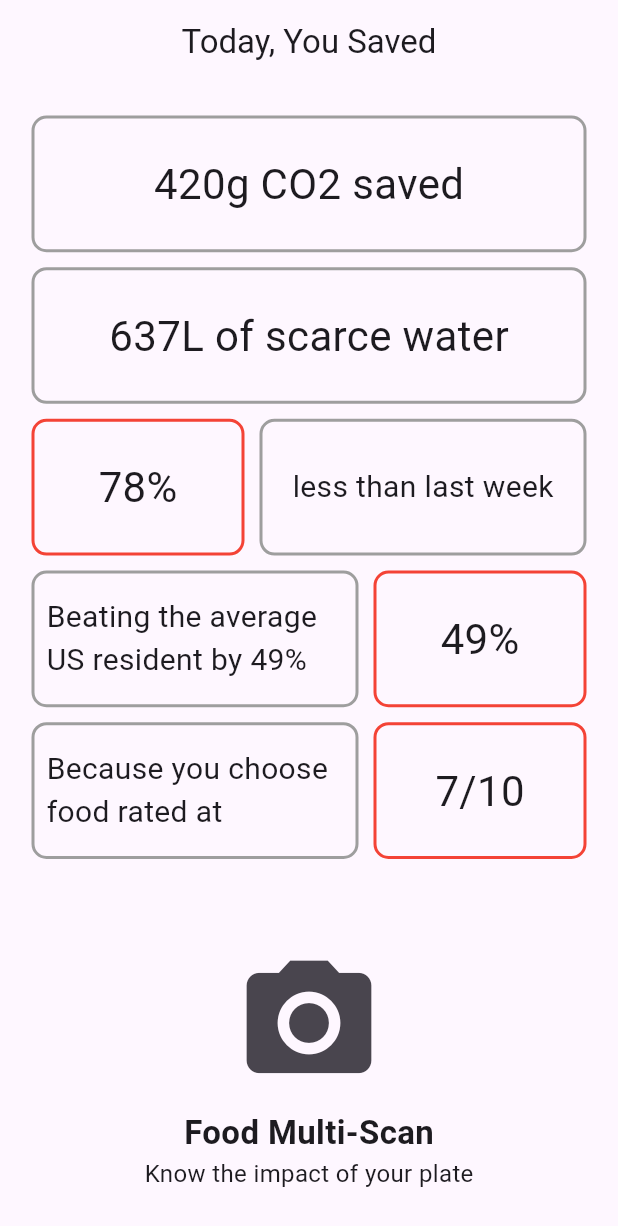
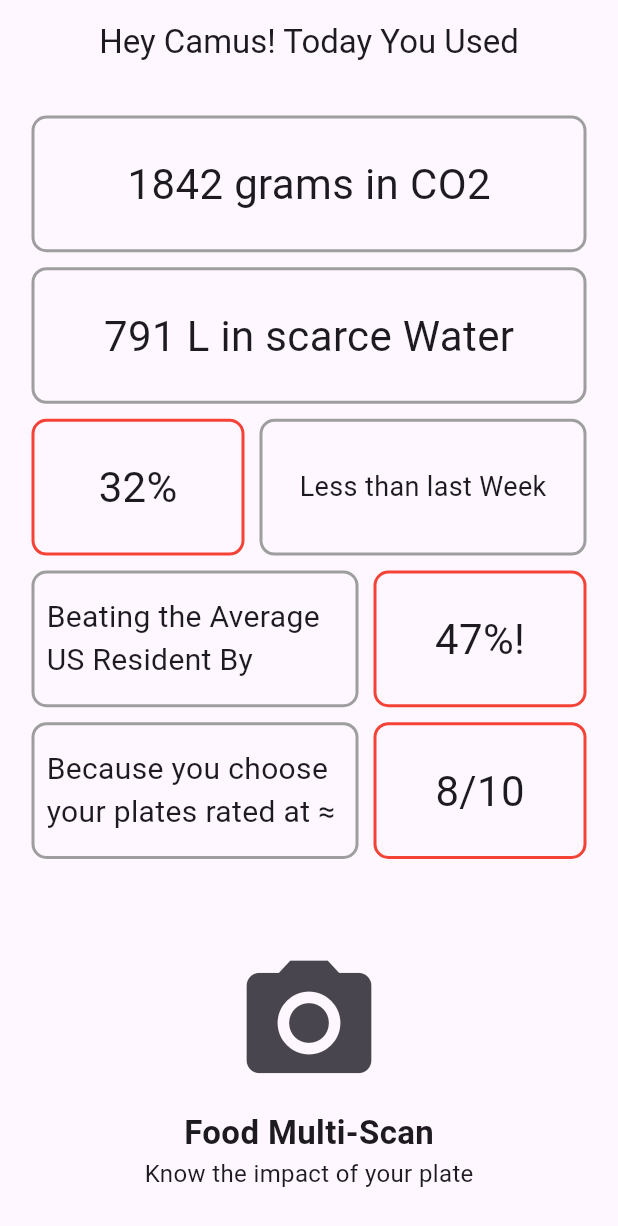
Before and after one commit to ChazBTD/GlassPlate, a Flutter app: the screen it shows after launch, on a phone screen of 412 x 824 dp. Shown: the top 1226 px of the screen. Run offline on Flutter 3.47's test engine with Material 3 defaults, Android fonts, the phone set to English and light mode, and no system bars; our stand-ins replace camera, google_generative_ai; missing offline and left inert: chat_gpt_sdk.

Commit message:
Version One (PC Tested)

```diff
--- a/lib/home_screen.dart
+++ b/lib/home_screen.dart
@@ -22,11 +22,11 @@ class _HomeScreenState extends State<HomeScreen> {
     super.initState();
     var rng = Random();
 
-    co2Saved = '${rng.nextInt(500)}g'; // Random value between 0g to 499g
-    waterSaved = '${rng.nextInt(1000)}L'; // Random value between 0L to 999L
-    percentageSaved = '${rng.nextInt(100)}%'; // Random value between 0% to 99%
-    beatingUSAverage = '${rng.nextInt(100)}%'; // Random value between 0% to 99%
-    foodRating = '${rng.nextInt(10) + 1}/10'; // Random value between 1/10 to 10/10
+    co2Saved = '1842 grams'; // Random value between 0g to 499g
+    waterSaved = '791 L'; // Random value between 0L to 999L
+    percentageSaved = '32%'; // Random value between 0% to 99%
+    beatingUSAverage = '47%!'; // Random value between 0% to 99%
+    foodRating = '8/10'; // Random value between 1/10 to 10/10
     setState(() {
 
     });
@@ -36,7 +36,7 @@ class _HomeScreenState extends State<HomeScreen> {
   Widget build(BuildContext context) {
     return Scaffold(
       appBar: AppBar(
-        title: Text('Today, You Saved'),
+        title: Text('Hey Camus! Today You Used'),
         centerTitle: true,
       ),
       body: Column(
@@ -63,7 +63,7 @@ class _HomeScreenState extends State<HomeScreen> {
                         ),
                         borderRadius: BorderRadius.circular(10), // Adjust the radius as needed
                       ),
-                      child: Text('$co2Saved CO2 saved', style: TextStyle(fontSize: 28)),
+                      child: Text('$co2Saved in CO2', style: TextStyle(fontSize: 28)),
                     ),
                   ),
                   Expanded(
@@ -79,7 +79,7 @@ class _HomeScreenState extends State<HomeScreen> {
                         ),
                         borderRadius: BorderRadius.circular(10), // Adjust the radius as needed
                       ),
-                      child: Text('$waterSaved of scarce water', style: TextStyle(fontSize: 28)),
+                      child: Text('$waterSaved in scarce Water', style: TextStyle(fontSize: 28)),
                     ),
                   ),
                   Expanded(
@@ -114,7 +114,7 @@ class _HomeScreenState extends State<HomeScreen> {
                               ),
                               borderRadius: BorderRadius.circular(10), // Adjust the radius as needed
                             ),
-                            child: Text('less than last week', style: TextStyle(fontSize: 20)),
+                            child: Text('Less than last Week', style: TextStyle(fontSize: 18)),
                           ),
                         ),
                       ],
@@ -136,7 +136,7 @@ class _HomeScreenState extends State<HomeScreen> {
                               ),
                               borderRadius: BorderRadius.circular(10), // Adjust the radius as needed
                             ),
-                            child: Text('Beating the average US resident by $beatingUSAverage', style: TextStyle(fontSize: 20)),
+                            child: Text('Beating the Average US Resident By', style: TextStyle(fontSize: 20)),
                           ),
                         ),
                         Expanded(
@@ -174,7 +174,7 @@ class _HomeScreenState extends State<HomeScreen> {
                               ),
                               borderRadius: BorderRadius.circular(10), // Adjust the radius as needed
                             ),
-                            child: Text('Because you choose food rated at', style: TextStyle(fontSize: 20)),
+                            child: Text('Because you choose your plates rated at ≈', style: TextStyle(fontSize: 20)),
                           ),
                         ),
                         Expanded(
--- a/lib/result_screen.dart
+++ b/lib/result_screen.dart
@@ -118,7 +118,7 @@ class _ResultScreenState extends State<ResultScreen> {
                                 MaterialPageRoute(builder: (context) => HomeScreen()),
                               );
                             },
-                            child: Text('Okey'))
+                            child: Text('Okay'))
                       ],
                     ),
                   ),
--- a/lib/splash_screen.dart
+++ b/lib/splash_screen.dart
@@ -23,7 +23,7 @@ class _SplashScreenState extends State<SplashScreen> {
     return Container(
       color: Color(0xFFFCFEFF),
       child: Center(
-        child: Image.asset('assets/images/logo.png'), // Display your logo
+        child: Image.asset('assets/images/Logo.png'), // Display your logo
       ),
     );
   }
--- a/pubspec.yaml
+++ b/pubspec.yaml
@@ -63,7 +63,7 @@ flutter:
 
   # To add assets to your application, add an assets section, like this:
   assets:
-     - assets/images/logo.png
+     - assets/images/Logo.png
   #   - images/a_dot_ham.jpeg
 
   # An image asset can refer to one or more resolution-specific "variants", see
```
Also changed, not shown: assets/images/logo.png (deleted).
